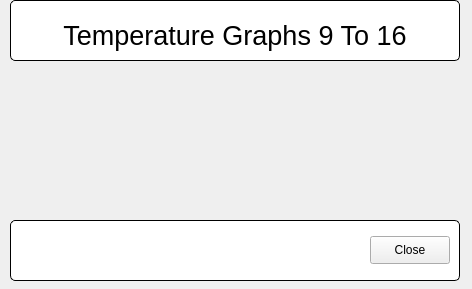
Above: tempgraphs9to16.ui from SESAME-Synchrotron/bakeout-qt before the change. Below: the same form after it.
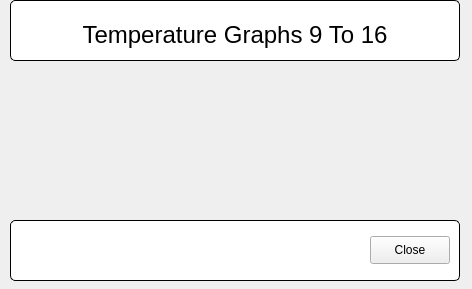
That is the form after the change.

The edit to the form file:
```diff
--- a/tempgraphs9to16.ui
+++ b/tempgraphs9to16.ui
@@ -51,7 +51,7 @@
      </property>
      <property name="font">
       <font>
-       <pointsize>20</pointsize>
+       <pointsize>18</pointsize>
        <weight>50</weight>
        <italic>false</italic>
        <bold>false</bold>
```
